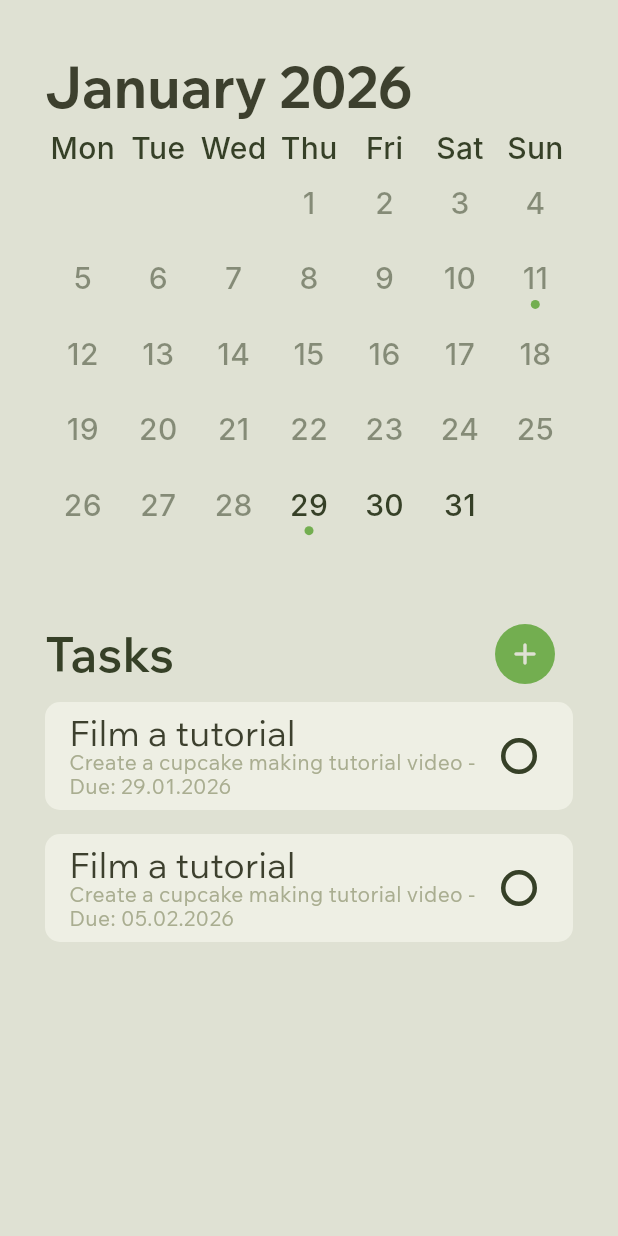
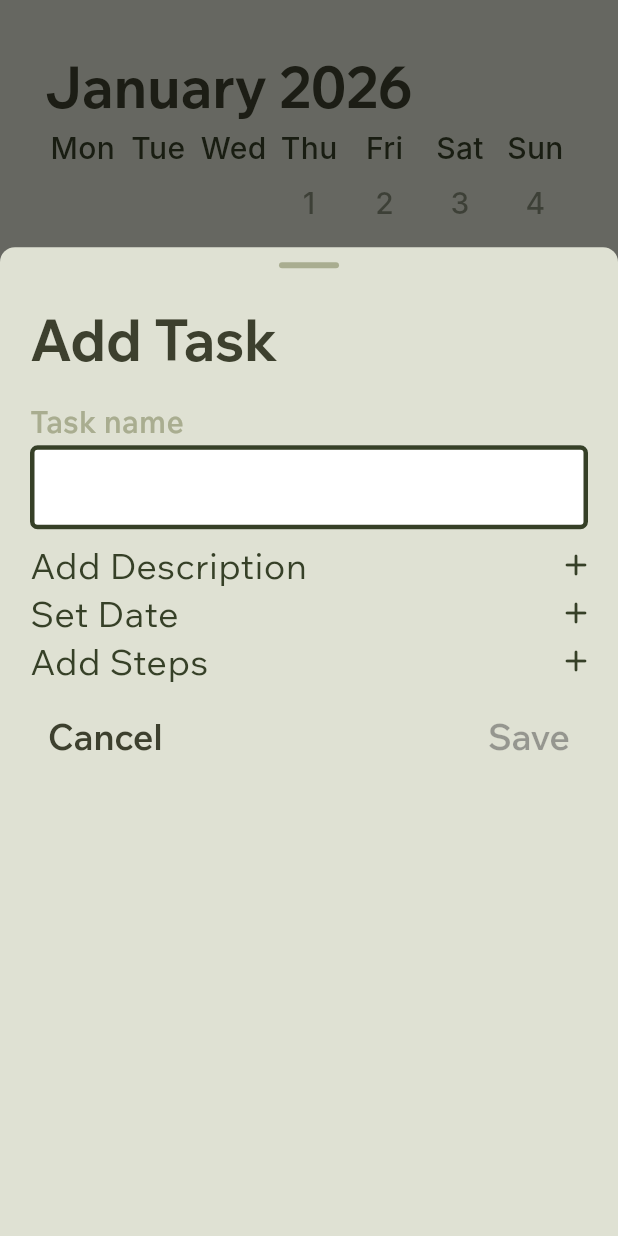
Before and after one commit to sanitaravel/coco_mobile_app, a Flutter app: the Calendar screen opened directly, after a tap on an icon or button, on a phone screen of 412 x 824 dp. Run offline on Flutter 3.47's test engine with Material 3 defaults, Android fonts, the phone set to English and light mode, and no system bars; our stand-ins replace bloc, camera, equatable, fl_chart, flutter_bloc, flutter_markdown_plus and 2 more; network calls fail; Roboto replaces fonts that are missing (Inter); project files that could hold a hidden picture were left out.

Commit message:
feat: add AddTaskDialog widget and integrate it into Calendar for task creation

```diff
--- a/lib/screens/calendar.dart
+++ b/lib/screens/calendar.dart
@@ -4,6 +4,7 @@ import 'package:flutter_bloc/flutter_bloc.dart';
 import '../blocs/calendar_cubit.dart';
 import '../blocs/tasks_cubit.dart';
 import '../widgets/task_card.dart';
+import '../widgets/add_task_dialog.dart';
 
 class Calendar extends StatelessWidget {
   const Calendar({super.key});
@@ -37,7 +38,16 @@ class Calendar extends StatelessWidget {
                         ),
                         const Spacer(),
                         ElevatedButton(
-                          onPressed: () {},
+                          onPressed: () {
+                            showModalBottomSheet(
+                              context: context,
+                              isScrollControlled: true,
+                              backgroundColor: Colors.transparent,
+                              builder: (BuildContext context) {
+                                return const AddTaskDialog();
+                              },
+                            );
+                          },
                           style: ElevatedButton.styleFrom(
                             shape: const CircleBorder(),
                             backgroundColor: const Color(0xFF73AE50),
--- /dev/null
+++ b/lib/widgets/add_task_dialog.dart
@@ -0,0 +1,478 @@
+import 'package:flutter/material.dart';
+import 'package:flutter_bloc/flutter_bloc.dart';
+import 'package:font_awesome_flutter/font_awesome_flutter.dart';
+import '../blocs/tasks_cubit.dart';
+import '../blocs/task_model.dart';
+
+class AddTaskDialog extends StatefulWidget {
+  const AddTaskDialog({super.key});
+
+  @override
+  State<AddTaskDialog> createState() => _AddTaskDialogState();
+}
+
+class _AddTaskDialogState extends State<AddTaskDialog> {
+  final TextEditingController _titleController = TextEditingController();
+  final TextEditingController _descriptionController = TextEditingController();
+  final List<TextEditingController> _stepControllers = [TextEditingController()];
+  bool _isDescriptionExpanded = false;
+  bool _isDateExpanded = false;
+  bool _isStepsExpanded = false;
+  DateTime _selectedDate = DateTime.now().add(const Duration(days: 1));
+
+  @override
+  void initState() {
+    super.initState();
+    _titleController.addListener(_onTitleChanged);
+  }
+
+  void _onTitleChanged() {
+    setState(() {});
+  }
+
+  @override
+  void dispose() {
+    _titleController.removeListener(_onTitleChanged);
+    _titleController.dispose();
+    _descriptionController.dispose();
+    for (final controller in _stepControllers) {
+      controller.dispose();
+    }
+    super.dispose();
+  }
+
+  @override
+  Widget build(BuildContext context) {
+    return Container(
+      height: MediaQuery.of(context).size.height * 0.8,
+      decoration: const BoxDecoration(
+        color: Color(0xFFDFE1D3),
+        borderRadius: BorderRadius.only(
+          topLeft: Radius.circular(10),
+          topRight: Radius.circular(10),
+        ),
+      ),
+      child: Column(
+        children: [
+          // Handle bar
+          Container(
+            margin: const EdgeInsets.only(top: 10),
+            width: 40,
+            height: 4,
+            decoration: BoxDecoration(
+              color: const Color(0xFFA9AD90),
+              borderRadius: BorderRadius.circular(2),
+            ),
+          ),
+          Expanded(
+            child: SingleChildScrollView(
+              padding: const EdgeInsets.all(20.0),
+              child: Column(
+                crossAxisAlignment: CrossAxisAlignment.start,
+                children: [
+                  // Add Task title
+                  Text(
+                    'Add Task',
+                    style: const TextStyle(
+                      color: Color(0xFF3D402E),
+                      fontFamily: 'WixMadeforText',
+                      fontSize: 38, // 2.375rem assuming 16px base, 16*2.375=38
+                      fontWeight: FontWeight.w700,
+                      letterSpacing: -0.38, // -0.02375rem assuming 16px base
+                    ),
+                  ),
+                  const SizedBox(height: 20),
+                  Text(
+                    'Task name',
+                    style: const TextStyle(
+                      color: Color(0xFFA9AD90),
+                      fontFamily: 'WixMadeforText',
+                      fontSize: 20, // 1.25rem
+                      fontWeight: FontWeight.w600,
+                      height: 0.8, // line-height: 1rem / fontSize 20 = 0.8? Wait, 1rem=16px, but fontSize=20, lineHeight=16/20=0.8
+                    ),
+                  ),
+                  const SizedBox(height: 8),
+                  Theme(
+                    data: Theme.of(context).copyWith(
+                      textSelectionTheme: TextSelectionThemeData(
+                        cursorColor: const Color(0xFF73AE50),
+                        selectionColor: const Color(0x4D73AE50),
+                        selectionHandleColor: const Color(0xFF73AE50),
+                      ),
+                    ),
+                    child: TextFormField(
+                      controller: _titleController,
+                      maxLines: 1,
+                      cursorColor: const Color(0xFF73AE50),
+                      decoration: const InputDecoration(
+                        border: OutlineInputBorder(
+                          borderRadius: BorderRadius.all(Radius.circular(5)), // 0.3125rem = 5px
+                          borderSide: BorderSide(
+                            color: Color(0xFF364027),
+                            width: 3,
+                          ),
+                        ),
+                        enabledBorder: OutlineInputBorder(
+                          borderRadius: BorderRadius.all(Radius.circular(5)),
+                          borderSide: BorderSide(
+                            color: Color(0xFF364027),
+                            width: 3,
+                          ),
+                        ),
+                        focusedBorder: OutlineInputBorder(
+                          borderRadius: BorderRadius.all(Radius.circular(5)),
+                          borderSide: BorderSide(
+                            color: Color(0xFF364027),
+                            width: 3,
+                          ),
+                        ),
+                        fillColor: Colors.white,
+                        filled: true,
+                      ),
+                    ),
+                  ),
+                  const SizedBox(height: 16),
+                  // Add Description
+                  InkWell(
+                    onTap: () {
+                      setState(() {
+                        _isDescriptionExpanded = !_isDescriptionExpanded;
+                      });
+                    },
+                    child: Row(
+                      children: [
+                        Text(
+                          'Add Description',
+                          style: const TextStyle(
+                            color: Color(0xFF364027),
+                            fontFamily: 'WixMadeforText',
+                            fontSize: 24, // 1.5rem
+                            fontWeight: FontWeight.w500,
+                            height: 0.6667, // 1rem / 1.5rem
+                          ),
+                        ),
+                        const Spacer(),
+                        Icon(
+                          _isDescriptionExpanded ? FontAwesomeIcons.minus : FontAwesomeIcons.plus,
+                          color: const Color(0xFF364027),
+                          size: 16,
+                        ),
+                      ],
+                    ),
+                  ),
+                  if (_isDescriptionExpanded) ...[
+                    const SizedBox(height: 8),
+                    Theme(
+                      data: Theme.of(context).copyWith(
+                        textSelectionTheme: TextSelectionThemeData(
+                          cursorColor: const Color(0xFF73AE50),
+                          selectionColor: const Color(0x4D73AE50),
+                          selectionHandleColor: const Color(0xFF73AE50),
+                        ),
+                      ),
+                      child: TextFormField(
+                        controller: _descriptionController,
+                        maxLines: 3,
+                        cursorColor: const Color(0xFF73AE50),
+                        decoration: const InputDecoration(
+                          border: OutlineInputBorder(
+                            borderRadius: BorderRadius.all(Radius.circular(5)),
+                            borderSide: BorderSide(
+                              color: Color(0xFF364027),
+                              width: 3,
+                            ),
+                          ),
+                          enabledBorder: OutlineInputBorder(
+                            borderRadius: BorderRadius.all(Radius.circular(5)),
+                            borderSide: BorderSide(
+                              color: Color(0xFF364027),
+                              width: 3,
+                            ),
+                          ),
+                          focusedBorder: OutlineInputBorder(
+                            borderRadius: BorderRadius.all(Radius.circular(5)),
+                            borderSide: BorderSide(
+                              color: Color(0xFF364027),
+                              width: 3,
+                            ),
+                          ),
+                          fillColor: Colors.white,
+                          filled: true,
+                        ),
+                      ),
+                    ),
+                  ],
+                  const SizedBox(height: 16),
+                  // Set Date
+                  InkWell(
+                    onTap: () {
+                      setState(() {
+                        _isDateExpanded = !_isDateExpanded;
+                      });
+                    },
+                    child: Row(
+                      children: [
+                        Text(
+                          'Set Date',
+                          style: const TextStyle(
+                            color: Color(0xFF364027),
+                            fontFamily: 'WixMadeforText',
+                            fontSize: 24, // 1.5rem
+                            fontWeight: FontWeight.w500,
+                            height: 0.6667, // 1rem / 1.5rem
+                          ),
+                        ),
+                        const Spacer(),
+                        Icon(
+                          _isDateExpanded ? FontAwesomeIcons.minus : FontAwesomeIcons.plus,
+                          color: const Color(0xFF364027),
+                          size: 16,
+                        ),
+                      ],
+                    ),
+                  ),
+                  if (_isDateExpanded) ...[
+                    const SizedBox(height: 8),
+                    InkWell(
+                      onTap: () async {
+                        final pickedDate = await showDatePicker(
+                          context: context,
+                          initialDate: _selectedDate,
+                          firstDate: DateTime.now(),
+                          lastDate: DateTime(2100),
+                          builder: (BuildContext context, Widget? child) {
+                            return Theme(
+                              data: Theme.of(context).copyWith(
+                                colorScheme: const ColorScheme.light(
+                                  primary: Color(0xFF73AE50), // header background
+                                  onPrimary: Colors.white, // header text
+                                  onSurface: Color(0xFF364027), // body text
+                                ),
+                                textButtonTheme: TextButtonThemeData(
+                                  style: TextButton.styleFrom(
+                                    foregroundColor: Color(0xFF73AE50), // button text
+                                  ),
+                                ),
+                              ),
+                              child: child!,
+                            );
+                          },
+                        );
+                        if (pickedDate != null) {
+                          setState(() {
+                            _selectedDate = pickedDate;
+                          });
+                        }
+                      },
+                      child: Container(
+                        padding: const EdgeInsets.all(12),
+                        decoration: BoxDecoration(
+                          border: Border.all(
+                            color: const Color(0xFF364027),
+                            width: 3,
+                          ),
+                          borderRadius: BorderRadius.circular(5),
+                          color: Colors.white,
+                        ),
+                        child: Row(
+                          children: [
+                            Text(
+                              '${_selectedDate.day.toString().padLeft(2, '0')}.${_selectedDate.month.toString().padLeft(2, '0')}.${_selectedDate.year}',
+                              style: const TextStyle(
+                                color: Color(0xFF364027),
+                                fontSize: 16,
+                              ),
+                            ),
+                            const Spacer(),
+                            const Icon(
+                              FontAwesomeIcons.calendar,
+                              color: Color(0xFF364027),
+                              size: 16,
+                            ),
+                          ],
+                        ),
+                      ),
+                    ),
+                  ],
+                  const SizedBox(height: 16),
+                  // Add Steps
+                  InkWell(
+                    onTap: () {
+                      setState(() {
+                        _isStepsExpanded = !_isStepsExpanded;
+                      });
+                    },
+                    child: Row(
+                      children: [
+                        Text(
+                          'Add Steps',
+                          style: const TextStyle(
+                            color: Color(0xFF364027),
+                            fontFamily: 'WixMadeforText',
+                            fontSize: 24, // 1.5rem
+                            fontWeight: FontWeight.w500,
+                            height: 0.6667, // 1rem / 1.5rem
+                          ),
+                        ),
+                        const Spacer(),
+                        Icon(
+                          _isStepsExpanded ? FontAwesomeIcons.minus : FontAwesomeIcons.plus,
+                          color: const Color(0xFF364027),
+                          size: 16,
+                        ),
+                      ],
+                    ),
+                  ),
+                  if (_isStepsExpanded) ...[
+                    const SizedBox(height: 8),
+                    Column(
+                      children: [
+                        ..._stepControllers.asMap().entries.map((entry) {
+                          final index = entry.key;
+                          final controller = entry.value;
+                          return Padding(
+                            padding: const EdgeInsets.only(bottom: 8),
+                            child: Row(
+                              children: [
+                                Expanded(
+                                  child: Theme(
+                                    data: Theme.of(context).copyWith(
+                                      textSelectionTheme: TextSelectionThemeData(
+                                        cursorColor: const Color(0xFF73AE50),
+                                        selectionColor: const Color(0x4D73AE50),
+                                        selectionHandleColor: const Color(0xFF73AE50),
+                                      ),
+                                    ),
+                                    child: TextFormField(
+                                      controller: controller,
+                                      maxLines: 1,
+                                      cursorColor: const Color(0xFF73AE50),
+                                      decoration: const InputDecoration(
+                                        border: OutlineInputBorder(
+                                          borderRadius: BorderRadius.all(Radius.circular(5)),
+                                          borderSide: BorderSide(
+                                            color: Color(0xFF364027),
+                                            width: 3,
+                                          ),
+                                        ),
+                                        enabledBorder: OutlineInputBorder(
+                                          borderRadius: BorderRadius.all(Radius.circular(5)),
+                                          borderSide: BorderSide(
+                                            color: Color(0xFF364027),
+                                            width: 3,
+                                          ),
+                                        ),
+                                        focusedBorder: OutlineInputBorder(
+                                          borderRadius: BorderRadius.all(Radius.circular(5)),
+                                          borderSide: BorderSide(
+                                            color: Color(0xFF364027),
+                                            width: 3,
+                                          ),
+                                        ),
+                                        fillColor: Colors.white,
+                                        filled: true,
+                                      ),
+                                    ),
+                                  ),
+                                ),
+                                if (_stepControllers.length > 1)
+                                  IconButton(
+                                    icon: const Icon(
+                                      FontAwesomeIcons.minus,
+                                      color: Color(0xFF364027),
+                                      size: 16,
+                                    ),
+                                    onPressed: () {
+                                      setState(() {
+                                        _stepControllers.removeAt(index);
+                                      });
+                                    },
+                                  ),
+                              ],
+                            ),
+                          );
+                        }),
+                        IconButton(
+                          icon: const Icon(
+                            FontAwesomeIcons.plus,
+                            color: Color(0xFF364027),
+                            size: 16,
+                          ),
+                          onPressed: () {
+                            setState(() {
+                              _stepControllers.add(TextEditingController());
+                            });
+                          },
+                        ),
+                      ],
+                    ),
+                  ],
+                  const SizedBox(height: 20),
+                  Row(
+                    children: [
+                      TextButton(
+                        onPressed: () {
+                          Navigator.of(context).pop();
+                        },
+                        style: TextButton.styleFrom(
+                          foregroundColor: const Color(0xFF3D402E),
+                          textStyle: const TextStyle(
+                            fontFamily: 'WixMadeforText',
+                            fontSize: 24, // 1.5rem
+                            fontWeight: FontWeight.w600,
+                            height: 1.0, // 1.5rem / 1.5rem
+                            letterSpacing: -0.24, // -0.015rem assuming 16px base
+                          ),
+                        ),
+                        child: const Text('Cancel'),
+                      ),
+                      const Spacer(),
+                      TextButton(
+                        onPressed: _titleController.text.trim().isNotEmpty
+                            ? () {
+                                final title = _titleController.text.trim();
+                                final description = _descriptionController.text.trim();
+                                final steps = _stepControllers
+                                    .map((c) => c.text.trim())
+                                    .where((s) => s.isNotEmpty)
+                                    .toList();
+                                final completedSteps = steps.isNotEmpty ? List<bool>.filled(steps.length, false) : null;
+                                final task = Task(
+                                  id: DateTime.now().toString(),
+                                  title: title,
+                                  subtitle: description.isNotEmpty ? description : '',
+                                  description: description,
+                                  steps: steps,
+                                  completedSteps: completedSteps,
+                                  dueDate: _selectedDate,
+                                );
+                                context.read<TasksCubit>().addTask(task);
+                                Navigator.of(context).pop();
+                              }
+                            : null,
+                        style: TextButton.styleFrom(
+                          foregroundColor: _titleController.text.trim().isNotEmpty
+                              ? const Color(0xFF73AE50)
+                              : const Color(0xFFB7B8B2),
+                          textStyle: const TextStyle(
+                            fontFamily: 'WixMadeforText',
+                            fontSize: 24, // 1.5rem
+                            fontWeight: FontWeight.w600,
+                            height: 1.0,
+                            letterSpacing: -0.24,
+                          ),
+                        ),
+                        child: const Text('Save'),
+                      ),
+                    ],
+                  ),
+                ],
+              ),
+            ),
+          ),
+        ],
+      ),
+    );
+  }
+}
```
